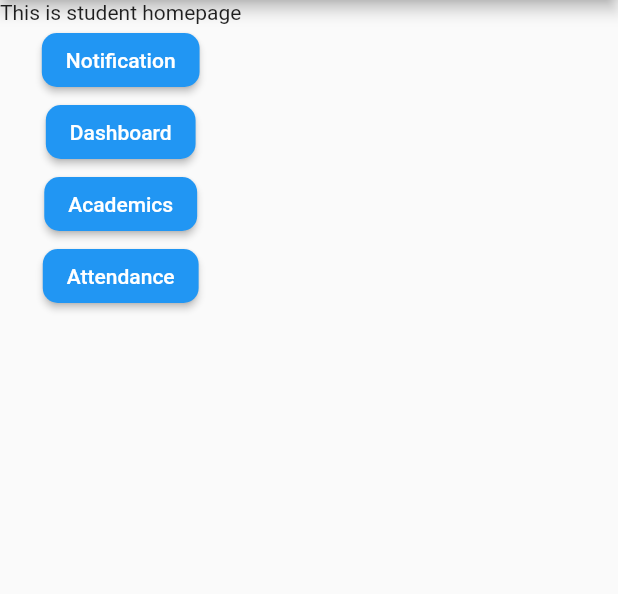
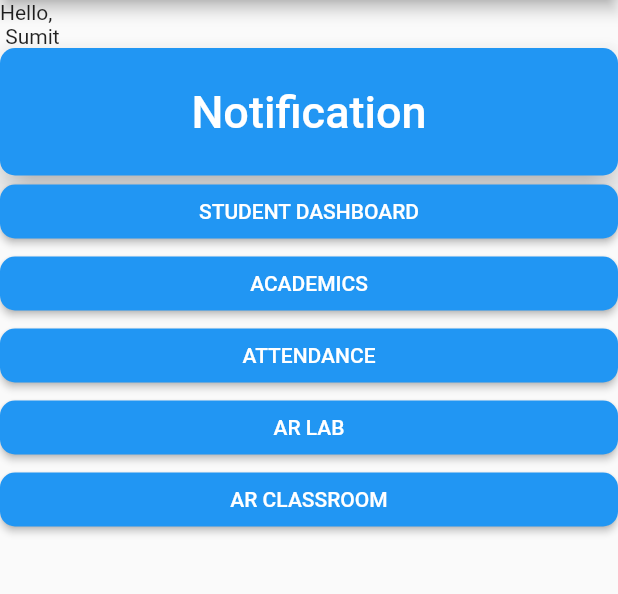
Before and after one commit to IVARA-Application/IV-APP-BACKEND-TEAM, a Flutter app: the StudentHomePage screen opened by its route, on a phone screen of 412 x 824 dp, the part 84-678 px from its top. Run offline on Flutter 3.47's test engine with Material 2 defaults, Android fonts, the phone set to English and light mode, and no system bars; our stand-ins replace circular_countdown_timer, image_picker, line_awesome_flutter; missing offline and left inert: condition.

Commit message:
almost done

```diff
--- a/lib/students_app/student_homepage.dart
+++ b/lib/students_app/student_homepage.dart
@@ -53,20 +53,24 @@ class _StudentHomePageState extends State<StudentHomePage> {
       ),
       drawer: MainDrawer(),
 
-      body: SafeArea(
-        child: Column(
+       body: Container(
+          child: ListView(
            children: <Widget>[
-            Text("This is student homepage"),
+                Text("Hello, \n Sumit "),
                 RaisedButton(
+                  elevation: 10.0,
+                highlightElevation: 30.0,
+                padding: EdgeInsets.symmetric(vertical: 25.0,horizontal: 5.0),
                 onPressed: () {
                     Navigator.push(context,MaterialPageRoute(builder: (context)=>NotificationPage()));
-
                   },
                        color: Colors.blue,
                         child: Text(
                               'Notification',
                                style: TextStyle(
-                      color: Colors.white),
+                                  color: Colors.white,
+                                 fontSize: 30,
+                               ),
                                          ),
                                      shape: new RoundedRectangleBorder(
                   borderRadius: new BorderRadius.circular(10.0))),
@@ -76,7 +80,7 @@ class _StudentHomePageState extends State<StudentHomePage> {
                                                   },
                         color: Colors.blue,
                          child: Text(
-                  'Dashboard',
+                              'STUDENT DASHBOARD',
                               style: TextStyle(
                              color: Colors.white),
                                    ),
@@ -88,7 +92,7 @@ class _StudentHomePageState extends State<StudentHomePage> {
     },
     color: Colors.blue,
     child: Text(
-                  'Academics',
+    'ACADEMICS',
     style: TextStyle(
     color: Colors.white),
     ),
@@ -100,7 +104,31 @@ class _StudentHomePageState extends State<StudentHomePage> {
     },
     color: Colors.blue,
     child: Text(
-                  'Attendance',
+    'ATTENDANCE',
+    style: TextStyle(
+    color: Colors.white),
+    ),
+    shape: new RoundedRectangleBorder(
+    borderRadius: new BorderRadius.circular(10.0))),
+    RaisedButton(
+    onPressed: () {
+    Navigator.pushNamed(context, AttendancePage.id);
+    },
+    color: Colors.blue,
+    child: Text(
+    'AR LAB',
+    style: TextStyle(
+    color: Colors.white),
+    ),
+    shape: new RoundedRectangleBorder(
+    borderRadius: new BorderRadius.circular(10.0))),
+    RaisedButton(
+    onPressed: () {
+    Navigator.pushNamed(context, AttendancePage.id);
+    },
+    color: Colors.blue,
+    child: Text(
+    'AR CLASSROOM',
     style: TextStyle(
     color: Colors.white),
     ),
@@ -108,9 +136,13 @@ class _StudentHomePageState extends State<StudentHomePage> {
     borderRadius: new BorderRadius.circular(10.0))),
 
     ],
+
+
     ),
-      ),
+   )
+    );
 
-    );
+
+
   }
 }
```
Lines whose indentation alone changed are shown as unchanged.
